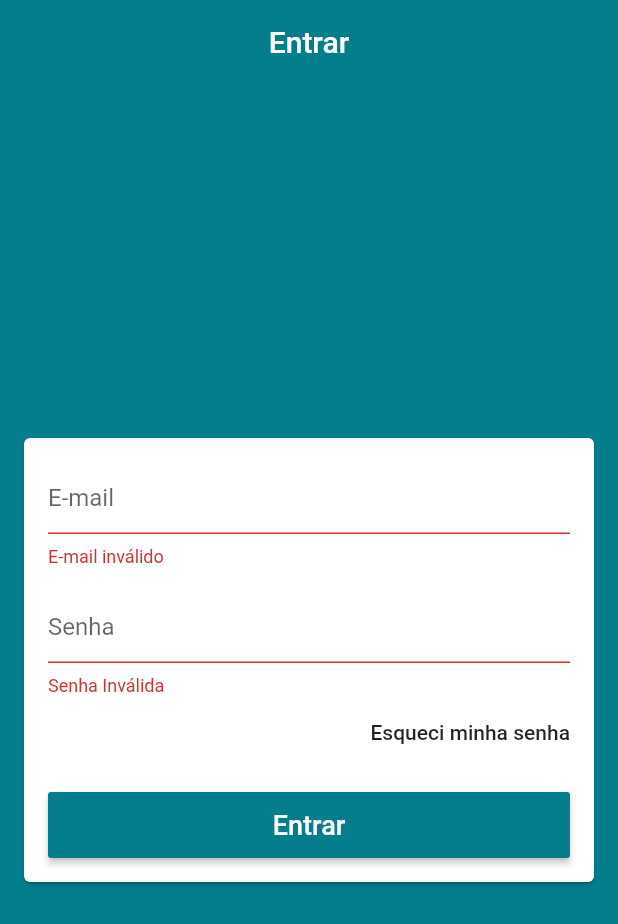
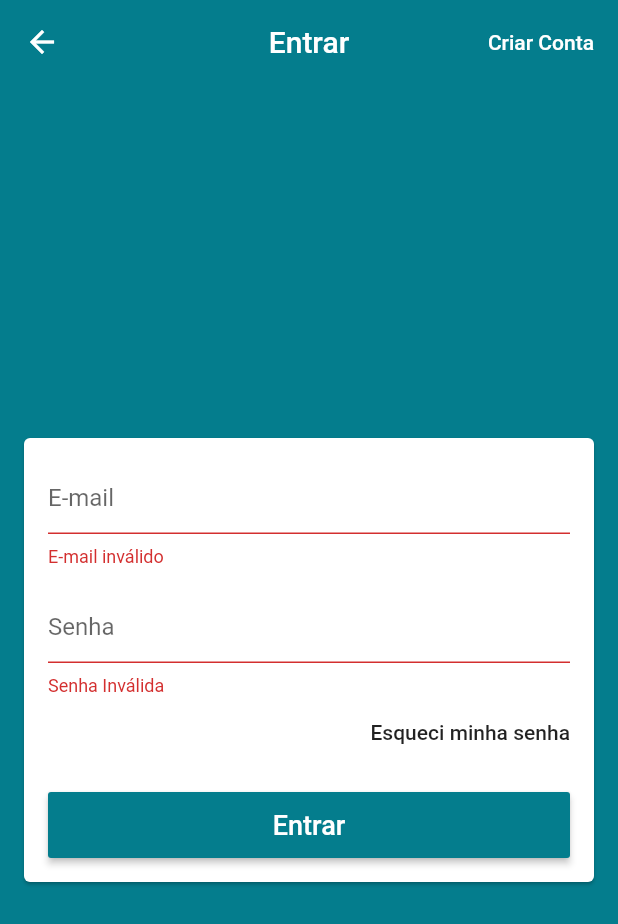
Before and after one commit to Jonathas-bonfim/supermercado_virtual_mobile, a Flutter app: the screen it shows after launch, after a tap on "Entrar", on a phone screen of 412 x 824 dp. Shown: the top 924 px of the screen. Run offline on Flutter 3.47's test engine with Material 2 defaults, Android fonts, the phone set to English and light mode, and no system bars; our stand-ins replace cloud_firestore, firebase_auth; accounts and stored records are empty.

Commit message:
login-rotas

```diff
--- a/lib/main.dart
+++ b/lib/main.dart
@@ -3,6 +3,7 @@ import 'package:flutter/material.dart';
 import 'package:provider/provider.dart';
 import 'package:supermercado_virtual/models/user_manager.dart';
 import 'package:supermercado_virtual/screens/base/base_screen.dart';
+import 'package:supermercado_virtual/screens/singup/singup_screen.dart';
 
 void main() async {
   runApp(MyApp());
@@ -33,7 +34,20 @@ class MyApp extends StatelessWidget {
           ),
           visualDensity: VisualDensity.adaptivePlatformDensity,
         ),
-        home: BaseScreen(),
+        initialRoute: '/base',
+        onGenerateRoute: (settings){
+         switch(settings.name){
+           case '/singup':
+            return MaterialPageRoute(
+             builder: (_) => BaseScreen()
+            );
+            case '/base':
+           default:
+             return MaterialPageRoute(
+               builder: (_) => BaseScreen()
+             );
+         }
+        }
       ),
     );
   }
--- a/lib/models/user_manager.dart
+++ b/lib/models/user_manager.dart
@@ -7,7 +7,14 @@ import 'package:supermercado_virtual/models/user.dart';
 //o extends ChanderNotifier é mudar o estado dos widgets  de acordo com o estado do loading
 //lembrando que é necessário alterar o provider para ChangeNotifierProvider no main
 class UserManager extends ChangeNotifier {
+  UserManager() {
+    _loadCurrentUser();
+  }
+
   final FirebaseAuth auth = FirebaseAuth.instance;
+
+  FirebaseUser user;
+
   bool _loading = false;
   bool get loading => _loading;
 
@@ -18,6 +25,8 @@ class UserManager extends ChangeNotifier {
         email: user.email,
         password: user.password,
       );
+      //obtendo o usuário logado
+      this.user = result.user;
 
       // print(result.user.uid);
       onSuccess();
@@ -33,7 +42,12 @@ class UserManager extends ChangeNotifier {
     notifyListeners();
   }
 
-  Future<void> _loadCurrentUser() async{
-    FirebaseUser currentUser = await auth.currentUser();
+  Future<void> _loadCurrentUser() async {
+    final FirebaseUser currentUser = await auth.currentUser();
+    if (currentUser != null) {
+      user = currentUser;
+      print(user.uid);
+    }
+    notifyListeners();
   }
 }
--- a/lib/screens/login/login_screen.dart
+++ b/lib/screens/login/login_screen.dart
@@ -19,6 +19,17 @@ class LoginScreen extends StatelessWidget {
       appBar: AppBar(
         title: const Text('Entrar'),
         centerTitle: true,
+        actions: <Widget>[
+          FlatButton(
+            onPressed: (){
+              Navigator.of(context).pushReplacementNamed('/singup');
+            },
+            textColor: Colors.white,
+            child: const Text('Criar Conta',
+            style: TextStyle(fontSize: 14),
+            ),
+          ),
+        ],
       ),
       body: Center(
         child: Card(
```
Also changed, not shown: lib/screens/singup/singup_screen.dart (added, +12 -0 lines).
